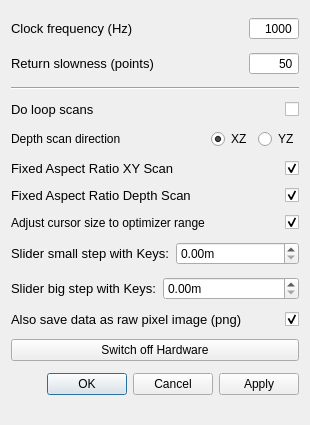
First picture: the form in gui/confocal/ui_cf_settings.ui, repository uni-leipzig-sum/qudi_extensions, before the edit.
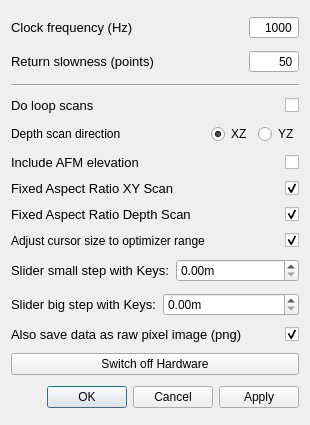
Second picture: the form after the edit. Custom widgets are drawn as their Qt base class.

Commit message: Include AFM elevation signal as a channel in confocal scan

```diff
--- a/gui/confocal/ui_cf_settings.ui
+++ b/gui/confocal/ui_cf_settings.ui
@@ -242,6 +242,62 @@
      </item>
     </layout>
    </item>
+   <item>
+    <layout class="QHBoxLayout" name="horizontalLayout_afm">
+     <item>
+      <widget class="QLabel" name="label_include_afm">
+       <property name="font">
+        <font>
+         <pointsize>10</pointsize>
+        </font>
+       </property>
+       <property name="toolTip">
+        <string>&lt;html&gt;&lt;head/&gt;&lt;body&gt;&lt;p&gt;If checked, the elevation signal from the AFM will be included as a channel in the scan. &lt;/p&gt;&lt;/body&gt;&lt;/html&gt;</string>
+       </property>
+       <property name="text">
+        <string>Include AFM elevation</string>
+       </property>
+      </widget>
+     </item>
+     <item>
+      <widget class="QCheckBox" name="include_afm_elevation_CheckBox">
+       <property name="enabled">
+        <bool>true</bool>
+       </property>
+       <property name="sizePolicy">
+        <sizepolicy hsizetype="Expanding" vsizetype="Fixed">
+         <horstretch>0</horstretch>
+         <verstretch>0</verstretch>
+        </sizepolicy>
+       </property>
+       <property name="maximumSize">
+        <size>
+         <width>50</width>
+         <height>16777215</height>
+        </size>
+       </property>
+       <property name="toolTip">
+        <string>Include the elevation channel of the AFM in the scan.</string>
+       </property>
+       <property name="accessibleDescription">
+        <string/>
+       </property>
+       <property name="layoutDirection">
+        <enum>Qt::RightToLeft</enum>
+       </property>
+       <property name="autoFillBackground">
+        <bool>false</bool>
+       </property>
+       <property name="text">
+        <string notr="true"/>
+       </property>
+       <property name="checked">
+        <bool>false</bool>
+       </property>
+      </widget>
+     </item>
+    </layout>
+   </item>
    <item>
     <layout class="QHBoxLayout" name="horizontalLayout_10">
      <item>
```
The commit also changes 7 other files.
